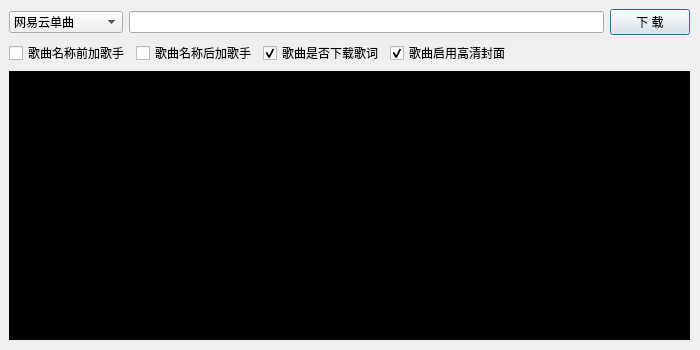
This is MusicDownloader.ui in Beadd/Creamplayer as Qt 5 draws it before an edit. The edited form follows.
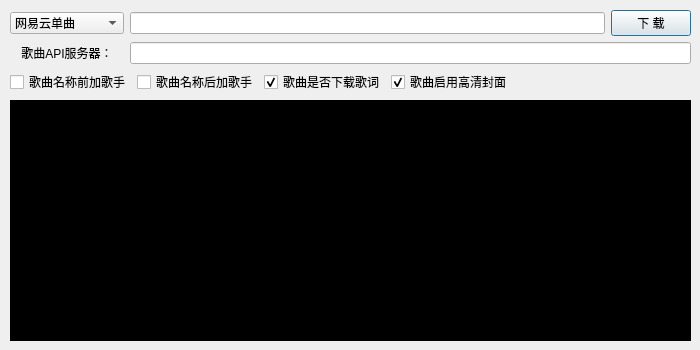
This is the edited form.

Commit message: Add 更换API服务

```diff
--- a/MusicDownloader.ui
+++ b/MusicDownloader.ui
@@ -25,20 +25,72 @@
   <property name="windowTitle">
    <string>MusicDownloader</string>
   </property>
-  <widget class="QWidget" name="layoutWidget">
+  <widget class="QWidget" name="">
    <property name="geometry">
     <rect>
-     <x>9</x>
-     <y>9</y>
+     <x>10</x>
+     <y>10</y>
      <width>681</width>
      <height>331</height>
     </rect>
    </property>
    <layout class="QGridLayout" name="gridLayout">
-    <property name="sizeConstraint">
-     <enum>QLayout::SetDefaultConstraint</enum>
-    </property>
-    <item row="1" column="0" colspan="3">
+    <item row="0" column="0" colspan="2">
+     <widget class="QComboBox" name="ModeComboBox">
+      <property name="styleSheet">
+       <string notr="true">QComboBox QAbstractItemView
+{
+	border: 2px solid darkgray;
+	selection-background-color: lightgray;
+}
+QComboBox QAbstractItemView::item
+{
+	height:16px;
+}</string>
+      </property>
+      <item>
+       <property name="text">
+        <string>网易云单曲</string>
+       </property>
+      </item>
+      <item>
+       <property name="text">
+        <string>网易云歌单</string>
+       </property>
+      </item>
+      <item>
+       <property name="text">
+        <string>QQ音乐单曲</string>
+       </property>
+      </item>
+      <item>
+       <property name="text">
+        <string>QQ音乐歌单</string>
+       </property>
+      </item>
+      <item>
+       <property name="text">
+        <string>网易云专辑</string>
+       </property>
+      </item>
+      <item>
+       <property name="text">
+        <string>网易云歌手下载</string>
+       </property>
+      </item>
+     </widget>
+    </item>
+    <item row="0" column="2">
+     <widget class="QLineEdit" name="UrlIdLineEdit"/>
+    </item>
+    <item row="0" column="3">
+     <widget class="QPushButton" name="DownloadPushButton">
+      <property name="text">
+       <string>下 载</string>
+      </property>
+     </widget>
+    </item>
+    <item row="2" column="0" colspan="4">
      <layout class="QHBoxLayout" name="horizontalLayout">
       <property name="sizeConstraint">
        <enum>QLayout::SetDefaultConstraint</enum>
@@ -92,62 +144,7 @@
       </item>
      </layout>
     </item>
-    <item row="0" column="2">
-     <widget class="QPushButton" name="DownloadPushButton">
-      <property name="text">
-       <string>下 载</string>
-      </property>
-     </widget>
-    </item>
-    <item row="0" column="1">
-     <widget class="QLineEdit" name="UrlIdLineEdit"/>
-    </item>
-    <item row="0" column="0">
-     <widget class="QComboBox" name="ModeComboBox">
-      <property name="styleSheet">
-       <string notr="true">QComboBox QAbstractItemView
-{
-	border: 2px solid darkgray;
-	selection-background-color: lightgray;
-}
-QComboBox QAbstractItemView::item
-{
-	height:16px;
-}</string>
-      </property>
-      <item>
-       <property name="text">
-        <string>网易云单曲</string>
-       </property>
-      </item>
-      <item>
-       <property name="text">
-        <string>网易云歌单</string>
-       </property>
-      </item>
-      <item>
-       <property name="text">
-        <string>QQ音乐单曲</string>
-       </property>
-      </item>
-      <item>
-       <property name="text">
-        <string>QQ音乐歌单</string>
-       </property>
-      </item>
-      <item>
-       <property name="text">
-        <string>网易云专辑</string>
-       </property>
-      </item>
-      <item>
-       <property name="text">
-        <string>网易云歌手下载</string>
-       </property>
-      </item>
-     </widget>
-    </item>
-    <item row="2" column="0" colspan="3">
+    <item row="3" column="0" colspan="4">
      <widget class="QTextEdit" name="PrintTextEdit">
       <property name="enabled">
        <bool>false</bool>
@@ -164,6 +161,19 @@
       </property>
      </widget>
     </item>
+    <item row="1" column="2" colspan="2">
+     <widget class="QLineEdit" name="APILineEdit"/>
+    </item>
+    <item row="1" column="0" colspan="2">
+     <widget class="QLabel" name="label">
+      <property name="text">
+       <string>歌曲API服务器：</string>
+      </property>
+      <property name="alignment">
+       <set>Qt::AlignCenter</set>
+      </property>
+     </widget>
+    </item>
    </layout>
   </widget>
  </widget>
```
The commit also changes 3 other files.
